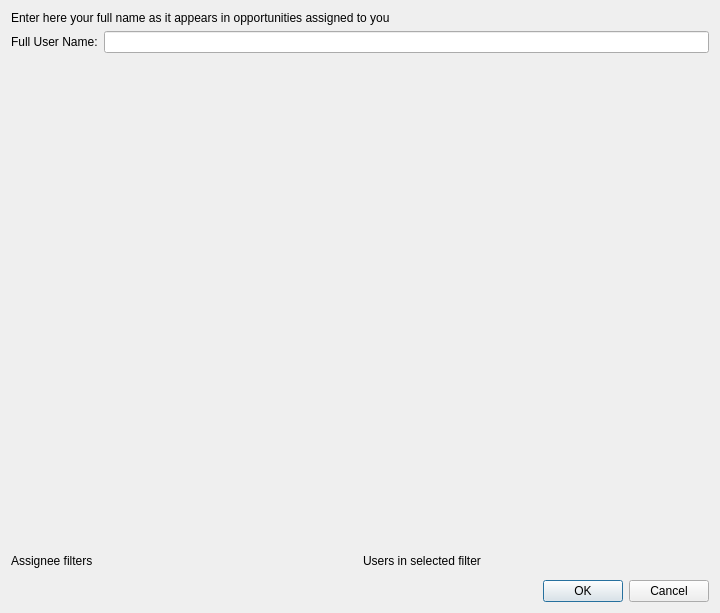
KDAB/FatCRM, file client/src/dialogs/configurationdialog.ui: the form before one commit.
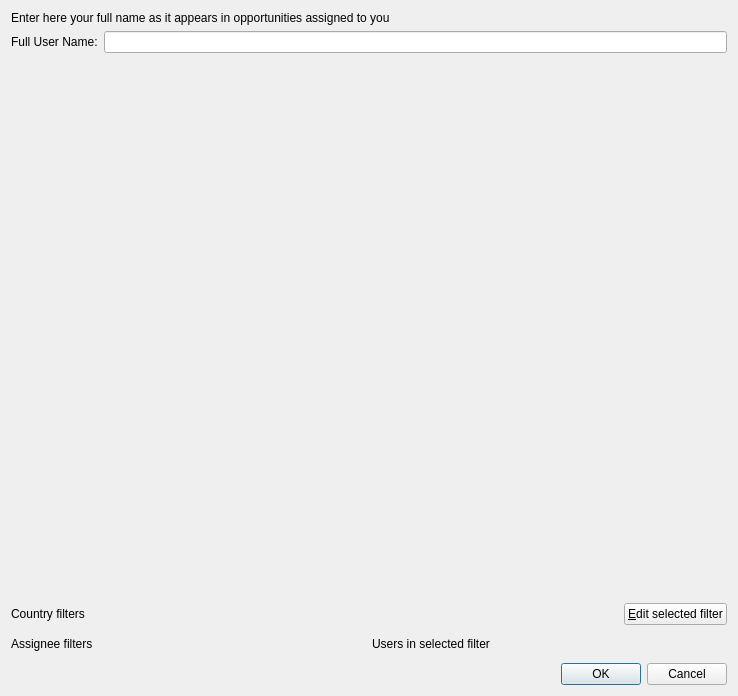
The form after the commit. Custom widgets are drawn as their Qt base class.

Commit message: add country-group filters, and open/closed checkboxes

```diff
--- a/client/src/dialogs/configurationdialog.ui
+++ b/client/src/dialogs/configurationdialog.ui
@@ -6,8 +6,8 @@
    <rect>
     <x>0</x>
     <y>0</y>
-    <width>720</width>
-    <height>613</height>
+    <width>738</width>
+    <height>696</height>
    </rect>
   </property>
   <property name="windowTitle">
@@ -51,6 +51,44 @@
      </property>
     </spacer>
    </item>
+   <item>
+    <layout class="QHBoxLayout" name="horizontalLayout">
+     <item>
+      <widget class="QLabel" name="label_5">
+       <property name="text">
+        <string>Country filters</string>
+       </property>
+      </widget>
+     </item>
+     <item>
+      <spacer name="horizontalSpacer">
+       <property name="orientation">
+        <enum>Qt::Horizontal</enum>
+       </property>
+       <property name="sizeHint" stdset="0">
+        <size>
+         <width>40</width>
+         <height>20</height>
+        </size>
+       </property>
+      </spacer>
+     </item>
+     <item>
+      <widget class="QPushButton" name="editSelectedCountryFilter">
+       <property name="text">
+        <string>&amp;Edit selected filter</string>
+       </property>
+      </widget>
+     </item>
+    </layout>
+   </item>
+   <item>
+    <widget class="KEditListWidget" name="countryListWidget">
+     <property name="buttons">
+      <set>KEditListWidget::Add|KEditListWidget::Remove</set>
+     </property>
+    </widget>
+   </item>
    <item>
     <layout class="QGridLayout" name="gridLayout">
      <item row="0" column="0">
```
Left out of the diff: 22 changed lines with no effect on the pictures. The commit also changes 12 other files.
